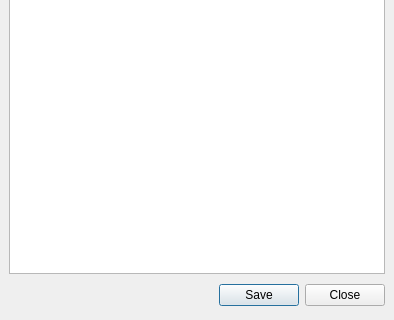
starviewer-medical/starviewer, file starviewer/src/core/qlogviewerbase.ui: the form before one commit; both pictures show x 0 to 394 and y 199 to 519 of the 394 by 519 pixel window.
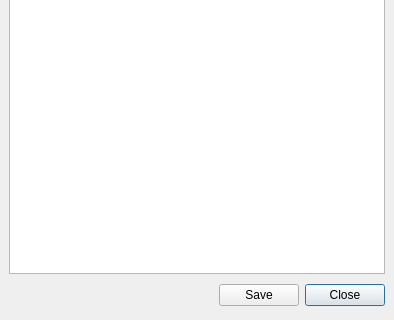
The form after the commit. Icons and pictures are not drawn.

Commit message: ﻿ENH: Making "Close" button the default, not the "Save" one.

What changed in the file:
```diff
--- a/starviewer/src/core/qlogviewerbase.ui
+++ b/starviewer/src/core/qlogviewerbase.ui
@@ -108,6 +108,9 @@
        <property name="text" >
         <string>Close</string>
        </property>
+       <property name="default">
+        <bool>true</bool>
+       </property>
       </widget>
      </item>
     </layout>
```
Left out of the diff: 86 changed lines with no effect on the pictures.
